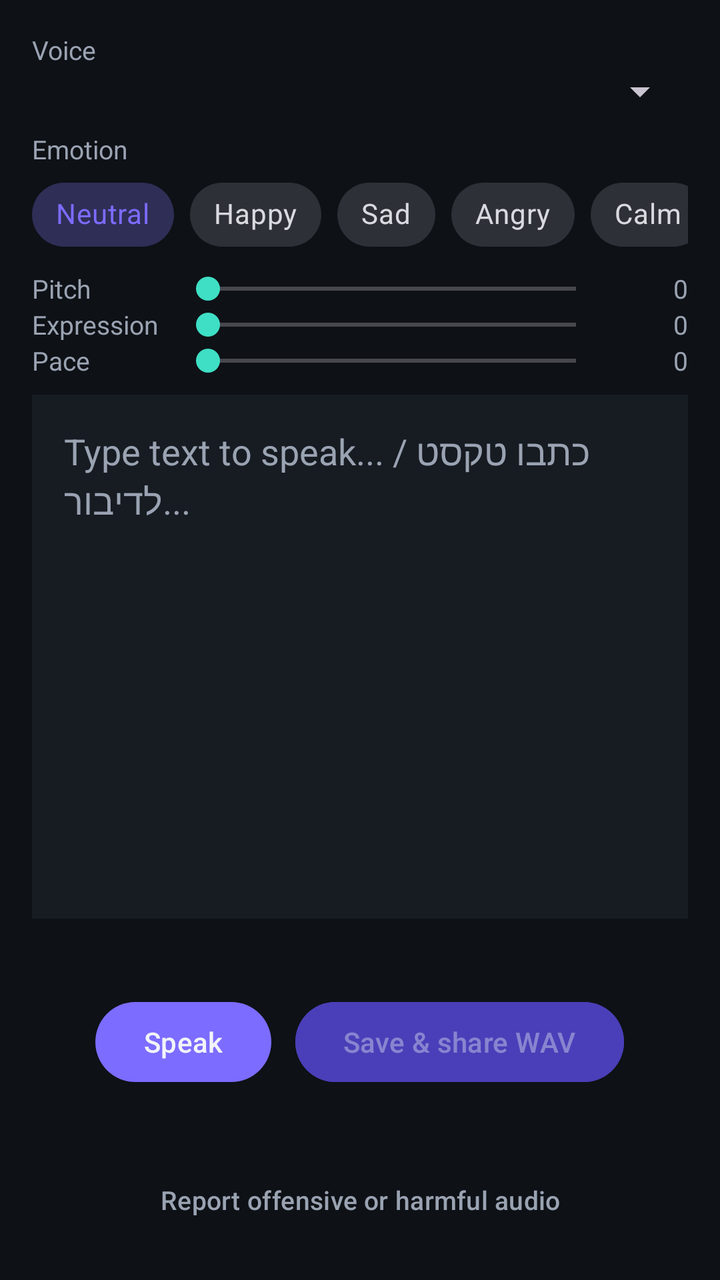
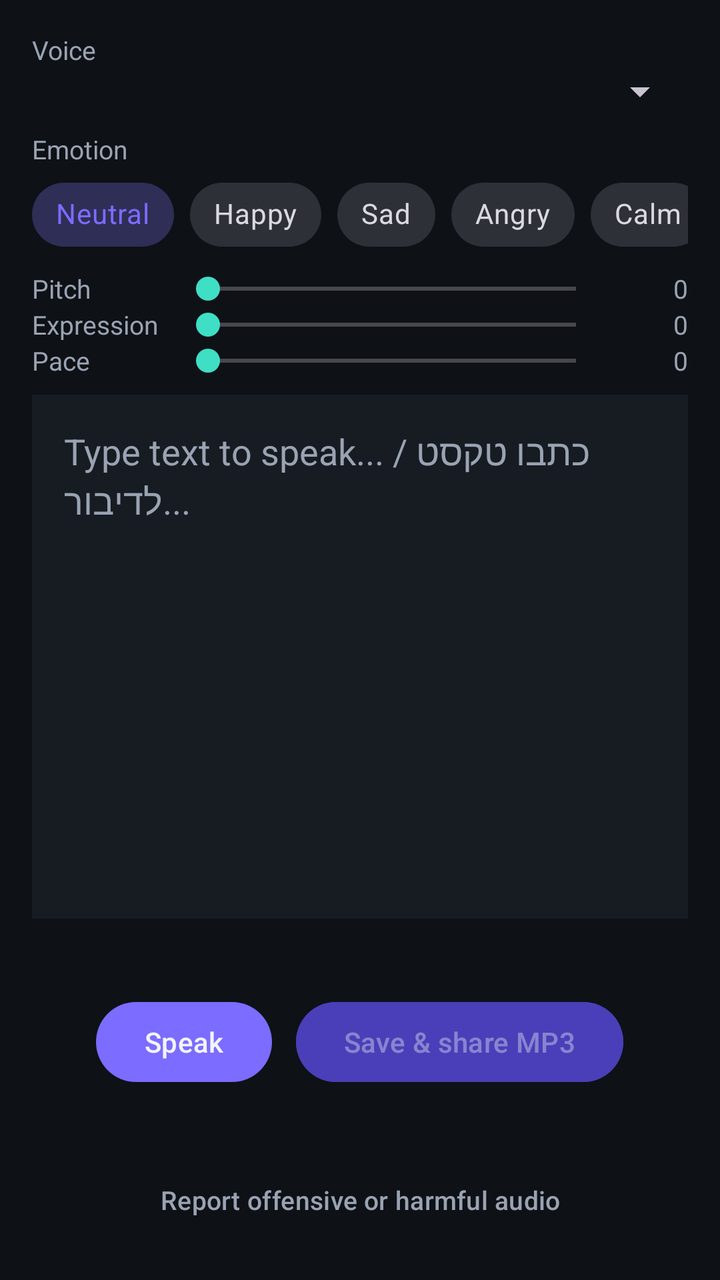

Compare the two renders of this Android layout. The source of the first and the diff that turns it into the second are given below.
<!-- AndroidManifest.xml: application theme Theme.VoiceReps -->
<!-- res/layout/fragment_speak.xml -->
<?xml version="1.0" encoding="utf-8"?>
<ScrollView xmlns:android="http://schemas.android.com/apk/res/android"
    xmlns:app="http://schemas.android.com/apk/res-auto"
    android:layout_width="match_parent" android:layout_height="match_parent"
    android:fillViewport="true" android:clipToPadding="false">

<LinearLayout
    android:layout_width="match_parent" android:layout_height="wrap_content"
    android:orientation="vertical" android:padding="16dp">

    <TextView android:layout_width="wrap_content" android:layout_height="wrap_content"
        android:text="Voice" android:textColor="@color/text_secondary" android:textSize="13sp" />
    <Spinner android:id="@+id/voice_spinner" android:layout_width="match_parent"
        android:layout_height="wrap_content" android:layout_marginBottom="8dp" />

    <TextView android:layout_width="wrap_content" android:layout_height="wrap_content"
        android:text="Emotion" android:textColor="@color/text_secondary" android:textSize="13sp" />
    <HorizontalScrollView android:layout_width="match_parent" android:layout_height="wrap_content"
        android:scrollbars="none" android:layout_marginBottom="4dp">
        <com.google.android.material.chip.ChipGroup android:id="@+id/emotion_chips"
            android:layout_width="wrap_content" android:layout_height="wrap_content"
            app:singleLine="true" app:singleSelection="true" app:selectionRequired="true"
            app:checkedChip="@+id/chip_neutral">
            <com.google.android.material.chip.Chip android:id="@+id/chip_neutral"
                style="@style/Widget.MaterialComponents.Chip.Choice" android:layout_width="wrap_content"
                android:layout_height="wrap_content" android:text="Neutral" />
            <com.google.android.material.chip.Chip style="@style/Widget.MaterialComponents.Chip.Choice"
                android:layout_width="wrap_content" android:layout_height="wrap_content" android:text="Happy" />
            <com.google.android.material.chip.Chip style="@style/Widget.MaterialComponents.Chip.Choice"
                android:layout_width="wrap_content" android:layout_height="wrap_content" android:text="Sad" />
            <com.google.android.material.chip.Chip style="@style/Widget.MaterialComponents.Chip.Choice"
                android:layout_width="wrap_content" android:layout_height="wrap_content" android:text="Angry" />
            <com.google.android.material.chip.Chip style="@style/Widget.MaterialComponents.Chip.Choice"
                android:layout_width="wrap_content" android:layout_height="wrap_content" android:text="Calm" />
            <com.google.android.material.chip.Chip style="@style/Widget.MaterialComponents.Chip.Choice"
                android:layout_width="wrap_content" android:layout_height="wrap_content" android:text="Excited" />
            <com.google.android.material.chip.Chip style="@style/Widget.MaterialComponents.Chip.Choice"
                android:layout_width="wrap_content" android:layout_height="wrap_content" android:text="Whisper" />
        </com.google.android.material.chip.ChipGroup>
    </HorizontalScrollView>

    <LinearLayout android:layout_width="match_parent" android:layout_height="wrap_content"
        android:orientation="horizontal" android:gravity="center_vertical">
        <TextView android:layout_width="72dp" android:layout_height="wrap_content"
            android:text="Pitch" android:textColor="@color/text_secondary" android:textSize="13sp" />
        <SeekBar android:id="@+id/pitch_bar" android:layout_width="0dp" android:layout_weight="1"
            android:layout_height="wrap_content" />
        <TextView android:id="@+id/pitch_val" android:layout_width="40dp" android:layout_height="wrap_content"
            android:gravity="end" android:text="0" android:textColor="@color/text_secondary" android:textSize="13sp" />
    </LinearLayout>
    <LinearLayout android:layout_width="match_parent" android:layout_height="wrap_content"
        android:orientation="horizontal" android:gravity="center_vertical">
        <TextView android:layout_width="72dp" android:layout_height="wrap_content"
            android:text="Expression" android:textColor="@color/text_secondary" android:textSize="13sp" />
        <SeekBar android:id="@+id/expression_bar" android:layout_width="0dp" android:layout_weight="1"
            android:layout_height="wrap_content" />
        <TextView android:id="@+id/expression_val" android:layout_width="40dp" android:layout_height="wrap_content"
            android:gravity="end" android:text="0" android:textColor="@color/text_secondary" android:textSize="13sp" />
    </LinearLayout>
    <LinearLayout android:layout_width="match_parent" android:layout_height="wrap_content"
        android:orientation="horizontal" android:gravity="center_vertical" android:layout_marginBottom="8dp">
        <TextView android:layout_width="72dp" android:layout_height="wrap_content"
            android:text="Pace" android:textColor="@color/text_secondary" android:textSize="13sp" />
        <SeekBar android:id="@+id/pace_bar" android:layout_width="0dp" android:layout_weight="1"
            android:layout_height="wrap_content" />
        <TextView android:id="@+id/pace_val" android:layout_width="40dp" android:layout_height="wrap_content"
            android:gravity="end" android:text="0" android:textColor="@color/text_secondary" android:textSize="13sp" />
    </LinearLayout>

    <com.google.android.material.textfield.TextInputEditText android:id="@+id/speak_input"
        android:layout_width="match_parent" android:layout_height="0dp" android:layout_weight="1"
        android:minHeight="180dp" android:gravity="top" android:hint="Type text to speak... / כתבו טקסט לדיבור..."
        android:background="@color/surface" android:padding="16dp"
        android:textColor="@color/text_primary" android:textColorHint="@color/text_secondary" />

    <TextView android:id="@+id/lang_hint" android:layout_width="wrap_content"
        android:layout_height="wrap_content" android:textColor="@color/teal" android:textSize="13sp"
        android:layout_marginTop="8dp" />

    <LinearLayout android:layout_width="match_parent" android:layout_height="wrap_content"
        android:orientation="horizontal" android:gravity="center" android:layout_marginTop="12dp">
        <Button android:id="@+id/speak_button" android:layout_width="wrap_content"
            android:layout_height="wrap_content" android:text="Speak" android:layout_marginEnd="12dp" />
        <Button android:id="@+id/save_button" android:layout_width="wrap_content"
            android:layout_height="wrap_content" android:text="Save &amp; share WAV"
            android:backgroundTint="@color/accent_dim" android:enabled="false" />
    </LinearLayout>

    <TextView android:id="@+id/speak_status" android:layout_width="wrap_content"
        android:layout_height="wrap_content" android:layout_gravity="center" android:gravity="center"
        android:textColor="@color/text_secondary" android:layout_marginTop="12dp" android:textSize="14sp" />

    <Button android:id="@+id/report_button" style="@style/Widget.Material3.Button.TextButton"
        android:layout_width="wrap_content" android:layout_height="wrap_content"
        android:layout_gravity="center" android:text="@string/report_audio"
        android:textColor="@color/text_secondary" android:textSize="13sp" />
</LinearLayout>

</ScrollView>
<!-- resources referenced by this layout -->
<resources>
  <color name="accent_dim">#FF4A3FB8</color>
  <color name="surface">#FF171B22</color>
  <color name="teal">#FF3EDFC5</color>
  <color name="text_primary">#FFF2F4F8</color>
  <color name="text_secondary">#FF9AA3B2</color>
  <string name="report_audio">Report offensive or harmful audio</string>
  <style name="Theme.VoiceReps" parent="Theme.Material3.Dark.NoActionBar">
          <item name="colorPrimary">@color/accent</item>
          <item name="colorOnPrimary">@color/text_primary</item>
          <item name="colorSecondary">@color/teal</item>
          <item name="android:colorBackground">@color/bg</item>
          <item name="colorSurface">@color/surface</item>
          <item name="colorOnSurface">@color/text_primary</item>
          <item name="colorOnSurfaceVariant">@color/text_secondary</item>
          <item name="android:windowBackground">@color/bg</item>
      </style>
  <color name="accent">#FF7C6CFF</color>
  <color name="bg">#FF0E1116</color>
</resources>

<!-- the commit's change to res/layout/fragment_speak.xml (unified diff, before → after) -->
@@ -82,7 +82,7 @@
         <Button android:id="@+id/speak_button" android:layout_width="wrap_content"
             android:layout_height="wrap_content" android:text="Speak" android:layout_marginEnd="12dp" />
         <Button android:id="@+id/save_button" android:layout_width="wrap_content"
-            android:layout_height="wrap_content" android:text="Save &amp; share WAV"
+            android:layout_height="wrap_content" android:text="Save &amp; share MP3"
             android:backgroundTint="@color/accent_dim" android:enabled="false" />
     </LinearLayout>
 
